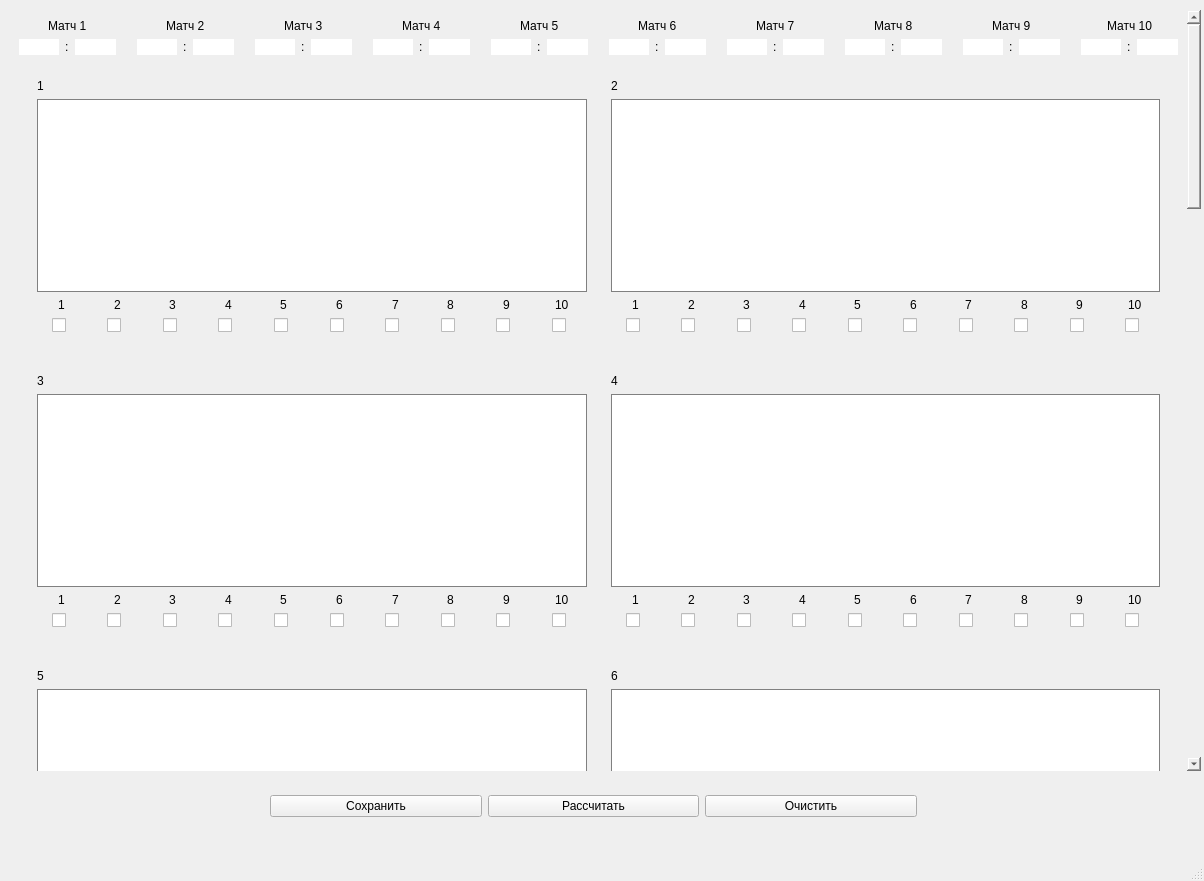
Mednaceex/Stuff, file госты/untitled.ui: the form before one commit.
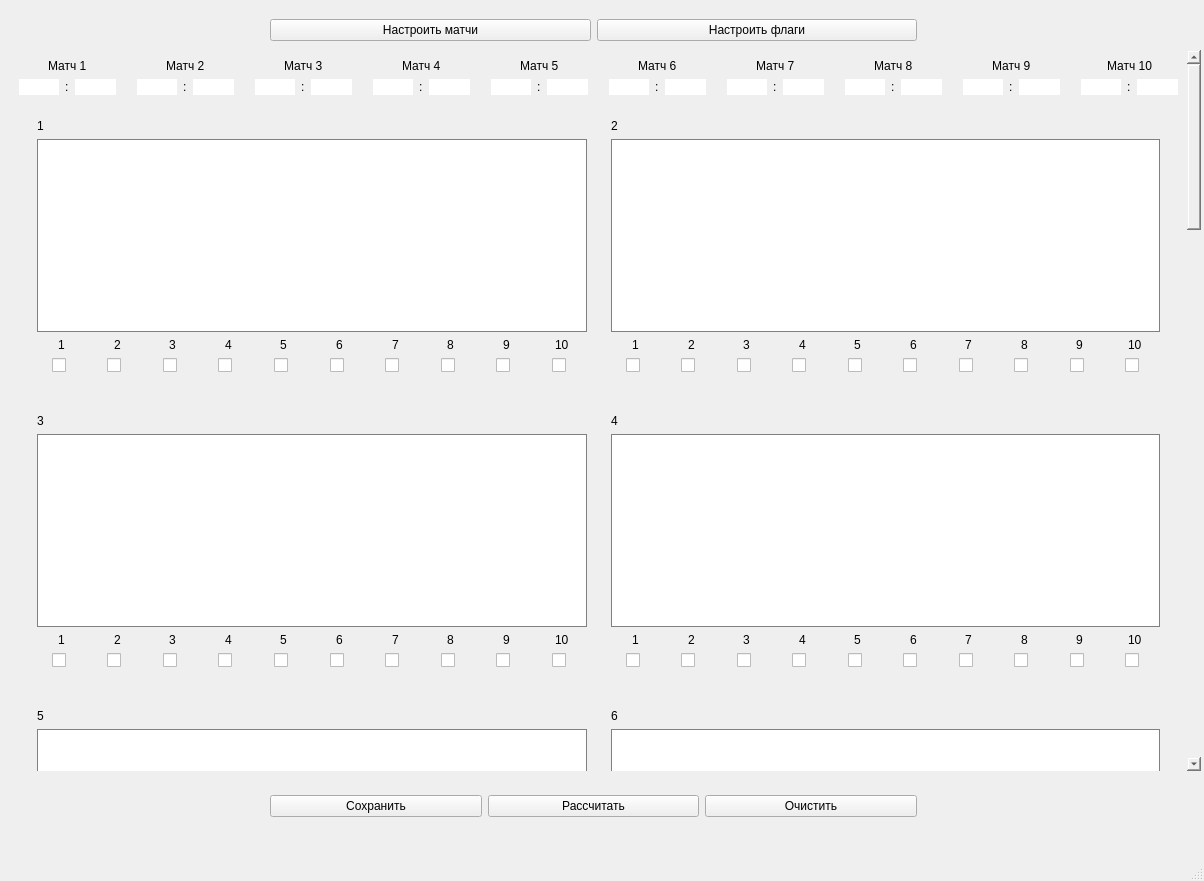
The form after the commit.

Commit message: Добавлены кнопки

The edit to the form file:
```diff
--- a/госты/untitled.ui
+++ b/госты/untitled.ui
@@ -21,9 +21,9 @@
     <property name="geometry">
      <rect>
       <x>10</x>
-      <y>10</y>
+      <y>50</y>
       <width>1191</width>
-      <height>761</height>
+      <height>721</height>
      </rect>
     </property>
     <property name="styleSheet">
@@ -35,7 +35,7 @@
     <widget class="QWidget" name="scrollAreaWidgetContents_82">
      <property name="geometry">
       <rect>
-       <x>-65</x>
+       <x>-31</x>
        <y>0</y>
        <width>1235</width>
        <height>2731</height>
@@ -6490,6 +6490,32 @@
      </item>
     </layout>
    </widget>
+   <widget class="QWidget" name="verticalLayoutWidget_22">
+    <property name="geometry">
+     <rect>
+      <x>270</x>
+      <y>10</y>
+      <width>647</width>
+      <height>41</height>
+     </rect>
+    </property>
+    <layout class="QHBoxLayout" name="Button_Layout_2">
+     <item>
+      <widget class="QPushButton" name="Matches_Button">
+       <property name="text">
+        <string>Настроить матчи</string>
+       </property>
+      </widget>
+     </item>
+     <item>
+      <widget class="QPushButton" name="Flags_Button">
+       <property name="text">
+        <string>Настроить флаги</string>
+       </property>
+      </widget>
+     </item>
+    </layout>
+   </widget>
   </widget>
   <widget class="QMenuBar" name="menubar">
    <property name="geometry">
```
The commit also changes 2 other files.
